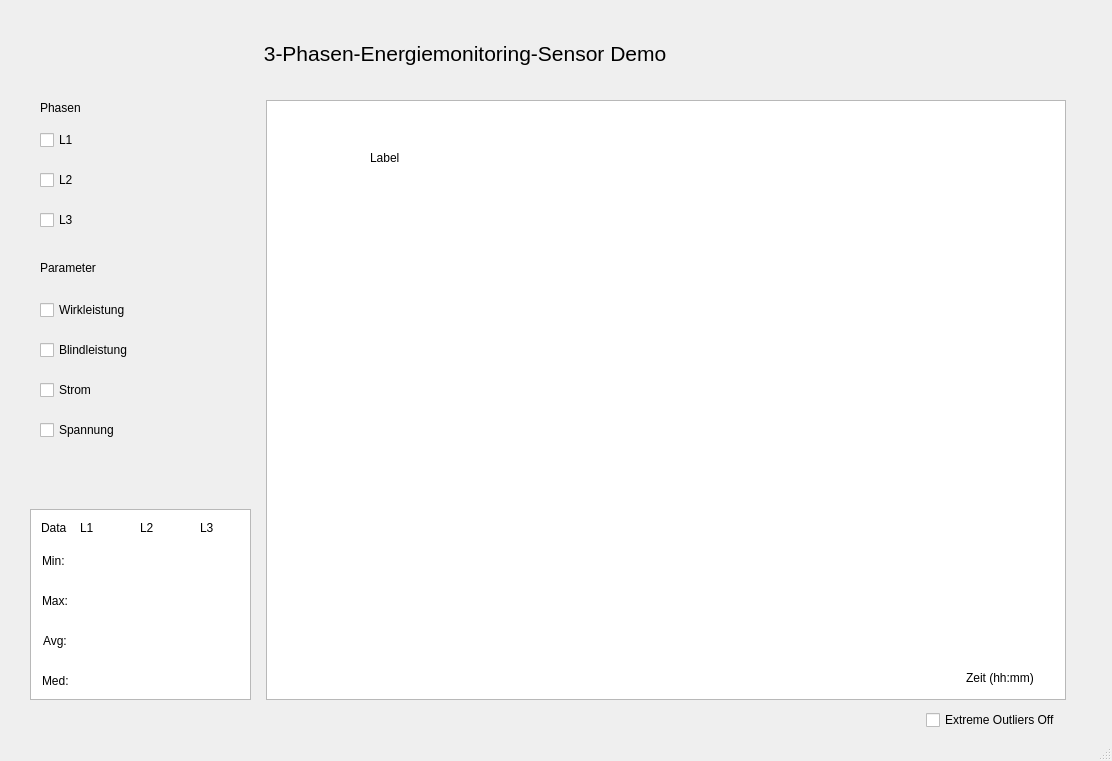
Zupeuc/CLEMAPSensorData, file mainwindow.ui: the form before one commit.
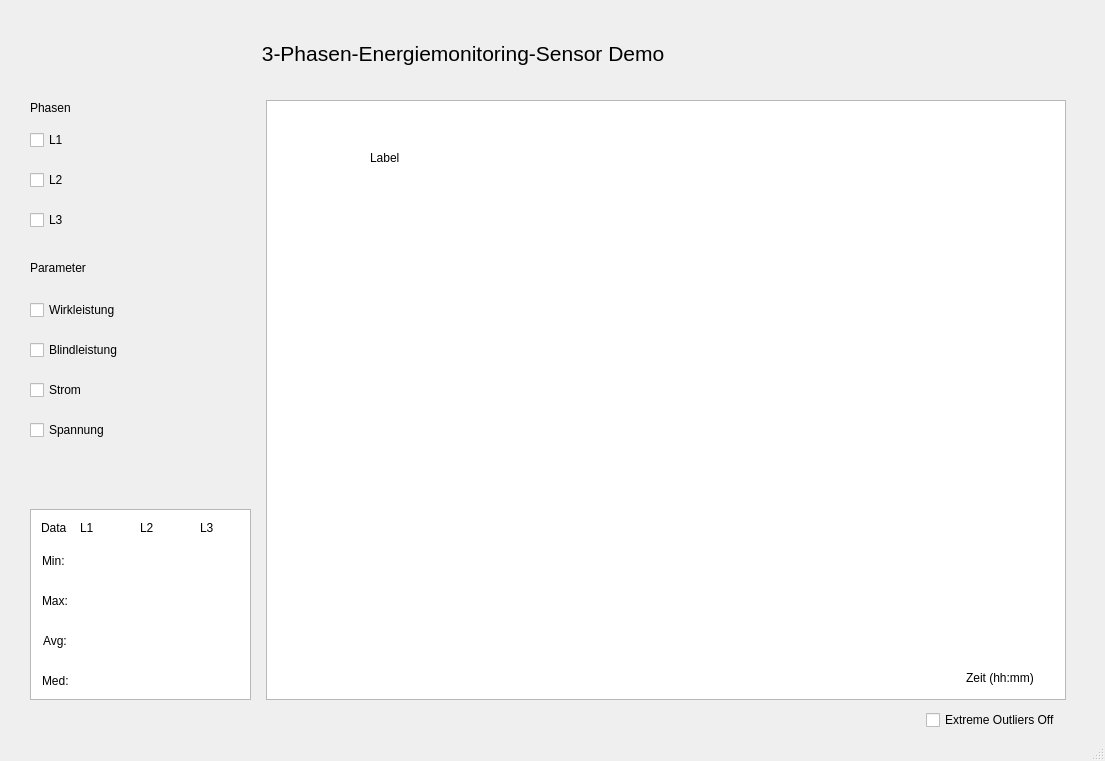
The form after the commit. Icons and pictures are not drawn.

What changed in the file:
```diff
--- a/mainwindow.ui
+++ b/mainwindow.ui
@@ -6,7 +6,7 @@
    <rect>
     <x>0</x>
     <y>0</y>
-    <width>1112</width>
+    <width>1105</width>
     <height>761</height>
    </rect>
   </property>
@@ -21,7 +21,7 @@
    <widget class="QCheckBox" name="checkBox_l1">
     <property name="geometry">
      <rect>
-      <x>40</x>
+      <x>30</x>
       <y>130</y>
       <width>81</width>
       <height>20</height>
@@ -34,7 +34,7 @@
    <widget class="QCheckBox" name="checkBox_l2">
     <property name="geometry">
      <rect>
-      <x>40</x>
+      <x>30</x>
       <y>170</y>
       <width>81</width>
       <height>20</height>
@@ -47,7 +47,7 @@
    <widget class="QCheckBox" name="checkBox_l3">
     <property name="geometry">
      <rect>
-      <x>40</x>
+      <x>30</x>
       <y>210</y>
       <width>81</width>
       <height>20</height>
@@ -60,7 +60,7 @@
    <widget class="QCheckBox" name="checkBox_p">
     <property name="geometry">
      <rect>
-      <x>40</x>
+      <x>30</x>
       <y>300</y>
       <width>101</width>
       <height>20</height>
@@ -73,7 +73,7 @@
    <widget class="QCheckBox" name="checkBox_q">
     <property name="geometry">
      <rect>
-      <x>40</x>
+      <x>30</x>
       <y>340</y>
       <width>101</width>
       <height>20</height>
@@ -86,7 +86,7 @@
    <widget class="QCheckBox" name="checkBox_i">
     <property name="geometry">
      <rect>
-      <x>40</x>
+      <x>30</x>
       <y>380</y>
       <width>81</width>
       <height>20</height>
@@ -99,7 +99,7 @@
    <widget class="QCheckBox" name="checkBox_v">
     <property name="geometry">
      <rect>
-      <x>40</x>
+      <x>30</x>
       <y>420</y>
       <width>81</width>
       <height>20</height>
@@ -112,7 +112,7 @@
    <widget class="QLabel" name="label_phas">
     <property name="geometry">
      <rect>
-      <x>40</x>
+      <x>30</x>
       <y>100</y>
       <width>55</width>
       <height>16</height>
@@ -125,7 +125,7 @@
    <widget class="QLabel" name="label_para">
     <property name="geometry">
      <rect>
-      <x>40</x>
+      <x>30</x>
       <y>260</y>
       <width>71</width>
       <height>16</height>
@@ -187,7 +187,7 @@
    <widget class="QLabel" name="label">
     <property name="geometry">
      <rect>
-      <x>258</x>
+      <x>256</x>
       <y>28</y>
       <width>571</width>
       <height>51</height>
@@ -205,7 +205,7 @@
    <widget class="QLabel" name="label_2">
     <property name="geometry">
      <rect>
-      <x>28</x>
+      <x>18</x>
       <y>37</y>
       <width>181</width>
       <height>31</height>
```
